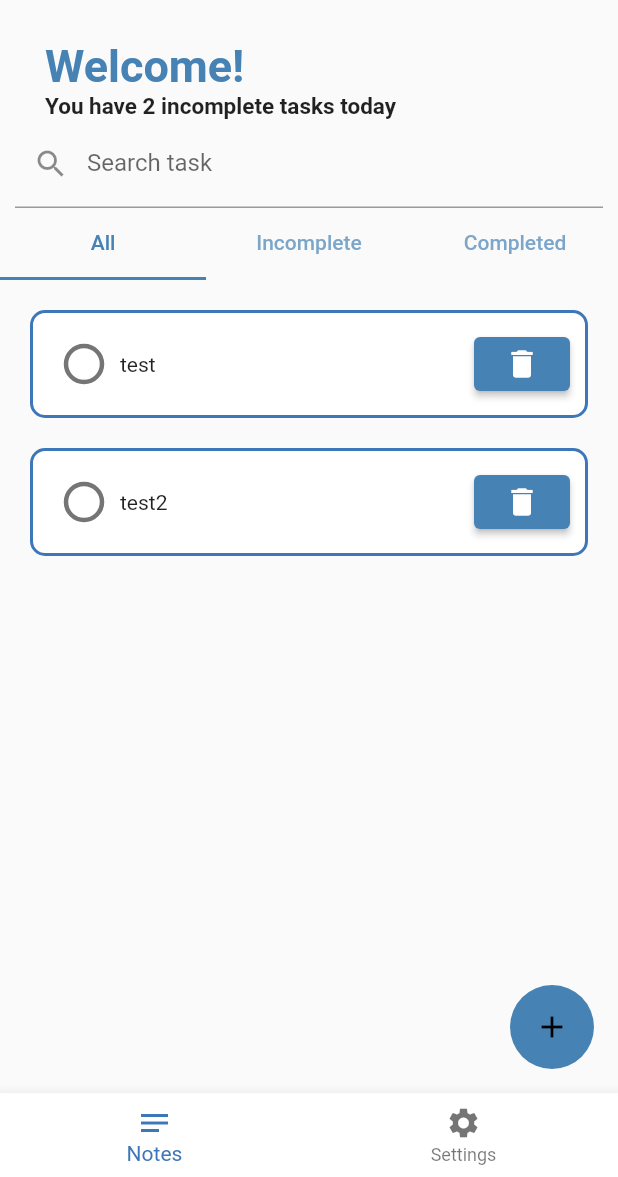
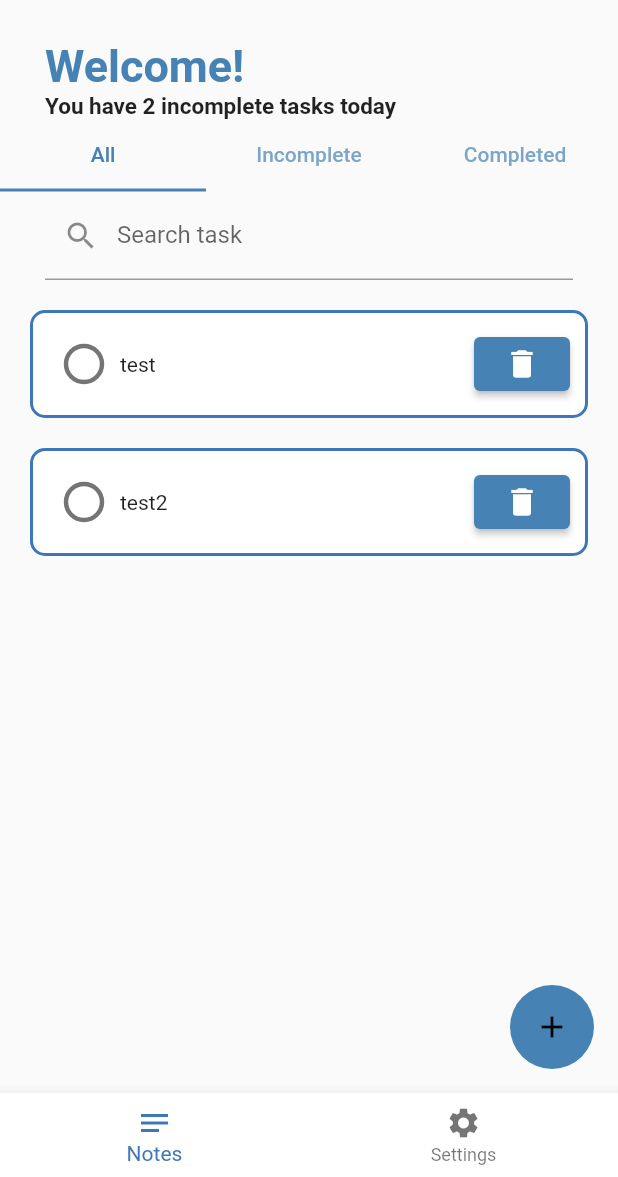
Before and after one commit to Wise-394/Task_trackr, a Flutter app: the screen it shows after launch, on a phone screen of 412 x 824 dp, the part 59-1236 px from its top. Run offline on Flutter 3.47's test engine with Material 2 defaults, Android fonts, the phone set to English and light mode, and no system bars; our stand-ins replace get, hive, hive_flutter; accounts and stored records are empty.

Commit message:
moved search bar to all tab

```diff
--- a/lib/screen/home_page.dart
+++ b/lib/screen/home_page.dart
@@ -24,7 +24,6 @@ class _HomeStackState extends State<HomeStack>
   bool isEditing = false;
   int editedTaskIndex = -1;
   String searchQuery = '';
-  final FocusNode _searchFocusNode = FocusNode();
 
   void editTask() {
     setState(() {
@@ -71,20 +70,12 @@ class _HomeStackState extends State<HomeStack>
     }
     super.initState();
     _tabController = TabController(length: 3, vsync: this);
-    _tabController.addListener(_handleTabSelection);
   }
 
   @override
   void dispose() {
-    _tabController.removeListener(_handleTabSelection);
     _tabController.dispose();
     super.dispose();
-  }
-
-  void _handleTabSelection() {
-    setState(() {
-      searchQuery = ''; // Reset search query when tab changes
-    });
   }
 
   void checkBoxChanged(bool? value, int index, int tabIndex) {
@@ -171,18 +162,13 @@ class _HomeStackState extends State<HomeStack>
     );
   }
 
-  List<TaskEntity> getFilteredTasks(int tabIndex) {
-    final List<TaskEntity> allTasks = db.toDoList;
+  List<TaskEntity> getFilteredTasks() {
     if (searchQuery.isEmpty) {
-      return allTasks;
+      return db.toDoList;
     } else {
-      final String query = searchQuery.toLowerCase();
-      return allTasks
+      return db.toDoList
           .where((task) =>
-              task.taskName.toLowerCase().contains(query) &&
-              (tabIndex == 0 ||
-                  (tabIndex == 1 && !task.checkMark) ||
-                  (tabIndex == 2 && task.checkMark)))
+              task.taskName.toLowerCase().contains(searchQuery.toLowerCase()))
           .toList();
     }
   }
@@ -233,18 +219,6 @@ class _HomeStackState extends State<HomeStack>
                       ),
                     ),
                   ),
-                  TextField(
-                    focusNode: _searchFocusNode,
-                    decoration: const InputDecoration(
-                      labelText: 'Search task',
-                      prefixIcon: Icon(Icons.search),
-                    ),
-                    onChanged: (value) {
-                      setState(() {
-                        searchQuery = value;
-                      });
-                    },
-                  ),
                 ],
               ),
             ),
@@ -264,12 +238,29 @@ class _HomeStackState extends State<HomeStack>
                 controller: _tabController,
                 children: [
                   Scaffold(
-                    body: ReorderableListView.builder(
+                    body: Column(
+                      children: [
+                        Padding(
+                          padding: const EdgeInsets.only(left: 30, right: 30),
+                          child: TextField(
+                            decoration: const InputDecoration(
+                              labelText: 'Search task',
+                              prefixIcon: Icon(Icons.search),
+                            ),
+                            onChanged: (value) {
+                              setState(() {
+                                searchQuery = value;
+                              });
+                            },
+                          ),
+                        ),
+                        Expanded(
+                          child: ReorderableListView.builder(
                             onReorder: (oldIndex, newIndex) =>
                                 onReorder(oldIndex, newIndex, 0),
-                      itemCount: getFilteredTasks(0).length,
+                            itemCount: getFilteredTasks().length,
                             itemBuilder: (context, index) {
-                        final task = getFilteredTasks(0)[index];
+                              final task = getFilteredTasks()[index];
                               return ToDoTile(
                                 key: Key('$index'),
                                 taskName: task.taskName,
@@ -287,13 +278,17 @@ class _HomeStackState extends State<HomeStack>
                             },
                           ),
                         ),
+                      ],
+                    ),
+                  ),
+                  // Incomplete Tab
                   Scaffold(
                     body: ReorderableListView.builder(
                       onReorder: (oldIndex, newIndex) =>
                           onReorder(oldIndex, newIndex, 1),
-                      itemCount: getFilteredTasks(1).length,
+                      itemCount: db.getUncompletedTasks().length,
                       itemBuilder: (context, index) {
-                        final task = getFilteredTasks(1)[index];
+                        final task = db.getUncompletedTasks()[index];
                         return ToDoTile(
                           key: Key('$index'),
                           taskName: task.taskName,
@@ -311,13 +306,14 @@ class _HomeStackState extends State<HomeStack>
                       },
                     ),
                   ),
+                  // Completed Tab
                   Scaffold(
                     body: ReorderableListView.builder(
                       onReorder: (oldIndex, newIndex) =>
                           onReorder(oldIndex, newIndex, 2),
-                      itemCount: getFilteredTasks(2).length,
+                      itemCount: db.getCompletedTasks().length,
                       itemBuilder: (context, index) {
-                        final task = getFilteredTasks(2)[index];
+                        final task = db.getCompletedTasks()[index];
                         return ToDoTile(
                           key: Key('$index'),
                           taskName: task.taskName,
```
Lines whose indentation alone changed are shown as unchanged.
